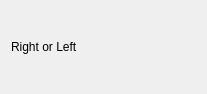
ic005k/Knot-Legacy, file src/dlgfloatfun.ui: the form before one commit.
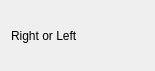
The form after the commit.

Diff of the .ui file:
```diff
--- a/src/dlgfloatfun.ui
+++ b/src/dlgfloatfun.ui
@@ -6,8 +6,8 @@
    <rect>
     <x>0</x>
     <y>0</y>
-    <width>207</width>
-    <height>94</height>
+    <width>155</width>
+    <height>71</height>
    </rect>
   </property>
   <property name="windowTitle">
```
